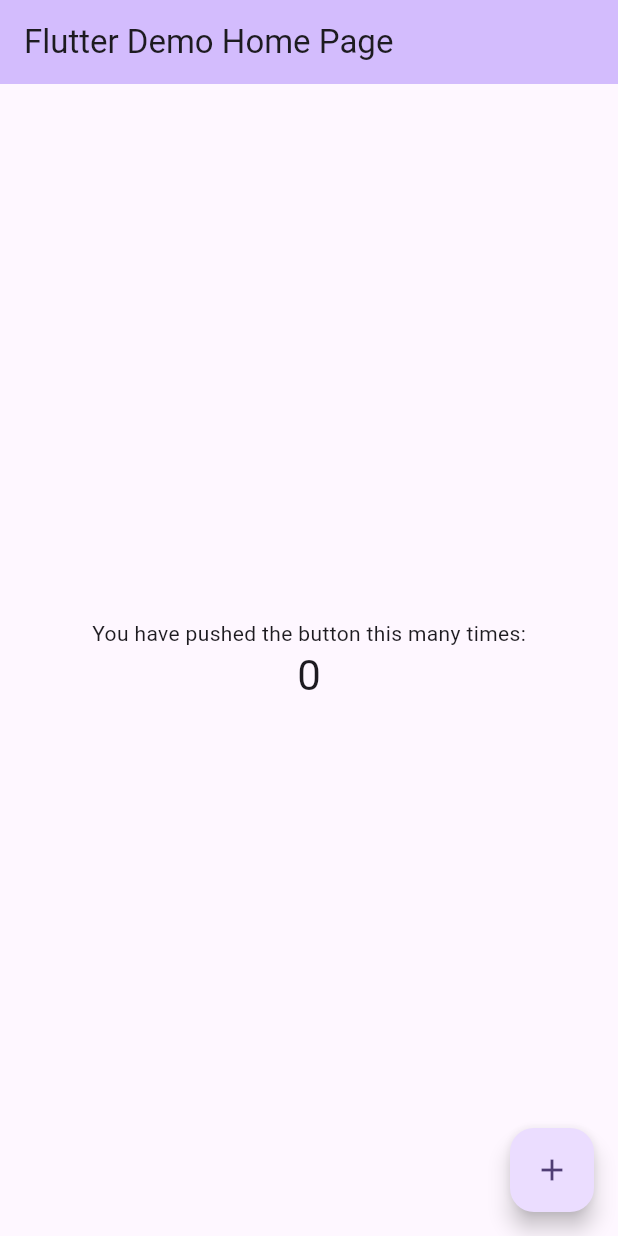
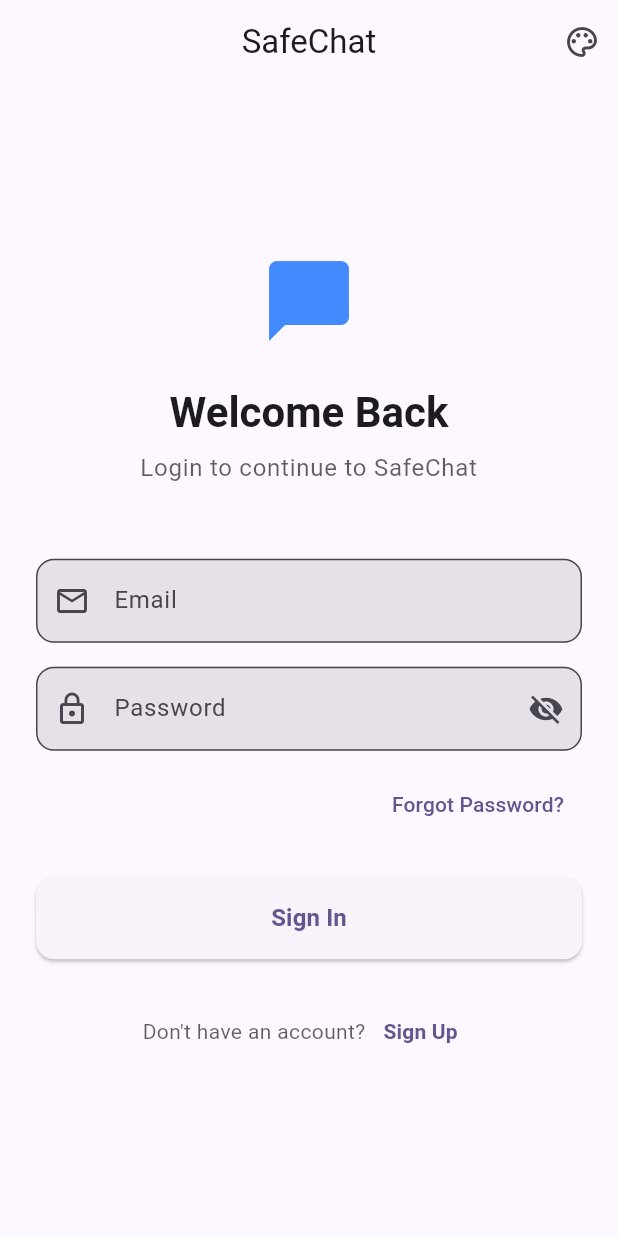
Before and after one commit to vik05h/SafeChat-2.0, a Flutter app: the screen it shows after launch, on a phone screen of 412 x 824 dp. Run offline on Flutter 3.47's test engine with Material 3 defaults, Android fonts, the phone set to English and light mode, and no system bars; our stand-ins replace firebase_core, flutter_riverpod, go_router, google_fonts; accounts and stored records are empty; generated files the repository leaves out were written again.

Commit message:
Init SafeChat app and update Android package
Add initial SafeChat Flutter app structure and UI plus Android package refactor. Introduces app entry (app.dart) and router, onboarding/splash/login/home screens, Riverpod theme provider, and two theme implementations (Material3 and Neobrutalism) with shared colors. main.dart replaced to initialize ProviderScope and run in a guarded zone; Splash initializes Firebase and navigates to login. Android changes: package namespace and applicationId changed from com.safechat.frontend to com.safechat, Kotlin package declaration updated, build.gradle.kts adjusted, and AndroidManifest updated to disable Impeller on x86_64 emulators. pubspec.yaml updated to reflect dependency changes.

```diff
--- /dev/null
+++ b/frontend/lib/app.dart
@@ -0,0 +1,21 @@
+import 'package:flutter/material.dart';
+import 'package:flutter_riverpod/flutter_riverpod.dart';
+import 'theme/app_theme.dart';
+import 'theme/theme_provider.dart';
+import 'router/app_router.dart';
+
+class SafeChatApp extends ConsumerWidget {
+  const SafeChatApp({super.key});
+
+  @override
+  Widget build(BuildContext context, WidgetRef ref) {
+    final themeMode = ref.watch(themeProvider);
+
+    return MaterialApp.router(
+      title: 'SafeChat',
+      theme: AppTheme.getTheme(themeMode),
+      routerConfig: appRouter,
+      debugShowCheckedModeBanner: false,
+    );
+  }
+}
--- /dev/null
+++ b/frontend/lib/features/auth/presentation/login_screen.dart
@@ -0,0 +1,177 @@
+import 'package:flutter/material.dart';
+import 'package:flutter_riverpod/flutter_riverpod.dart';
+import 'package:go_router/go_router.dart';
+import '../../../theme/theme_provider.dart';
+
+class LoginScreen extends ConsumerStatefulWidget {
+  const LoginScreen({super.key});
+
+  @override
+  ConsumerState<LoginScreen> createState() => _LoginScreenState();
+}
+
+class _LoginScreenState extends ConsumerState<LoginScreen> {
+  final _emailController = TextEditingController();
+  final _passwordController = TextEditingController();
+  final _formKey = GlobalKey<FormState>();
+  bool _obscurePassword = true;
+
+  @override
+  void dispose() {
+    _emailController.dispose();
+    _passwordController.dispose();
+    super.dispose();
+  }
+
+  void _handleLogin() {
+    if (_formKey.currentState?.validate() ?? false) {
+      // TODO: Implement actual login logic via Riverpod AuthProvider
+      ScaffoldMessenger.of(context).showSnackBar(
+        const SnackBar(content: Text('Logging in...')),
+      );
+      // context.go('/home'); // Navigate to home on success
+    }
+  }
+
+  @override
+  Widget build(BuildContext context) {
+    final themeMode = ref.watch(themeProvider);
+    final isNeo = themeMode.name == 'neobrutalism';
+
+    return Scaffold(
+      appBar: AppBar(
+        title: const Text('SafeChat'),
+        actions: [
+          IconButton(
+            icon: Icon(isNeo ? Icons.palette : Icons.palette_outlined),
+            tooltip: 'Toggle Theme',
+            onPressed: () {
+              ref.read(themeProvider.notifier).toggleTheme();
+            },
+          ),
+        ],
+      ),
+      body: SafeArea(
+        child: Center(
+          child: SingleChildScrollView(
+            padding: const EdgeInsets.all(24.0),
+            child: Form(
+              key: _formKey,
+              child: Column(
+                mainAxisAlignment: MainAxisAlignment.center,
+                crossAxisAlignment: CrossAxisAlignment.stretch,
+                children: [
+                  const Icon(
+                    Icons.chat_bubble_rounded,
+                    size: 64,
+                    color: Colors.blueAccent, // Will be overridden by theme if needed
+                  ),
+                  const SizedBox(height: 24),
+                  Text(
+                    'Welcome Back',
+                    textAlign: TextAlign.center,
+                    style: Theme.of(context).textTheme.headlineMedium?.copyWith(
+                          fontWeight: FontWeight.bold,
+                        ),
+                  ),
+                  const SizedBox(height: 8),
+                  Text(
+                    'Login to continue to SafeChat',
+                    textAlign: TextAlign.center,
+                    style: Theme.of(context).textTheme.bodyLarge?.copyWith(
+                          color: Theme.of(context).colorScheme.onSurface.withOpacity(0.7),
+                        ),
+                  ),
+                  const SizedBox(height: 48),
+                  TextFormField(
+                    controller: _emailController,
+                    keyboardType: TextInputType.emailAddress,
+                    decoration: const InputDecoration(
+                      labelText: 'Email',
+                      prefixIcon: Icon(Icons.email_outlined),
+                      hintText: 'Enter your email',
+                    ),
+                    validator: (value) {
+                      if (value == null || value.isEmpty) {
+                        return 'Please enter your email';
+                      }
+                      return null;
+                    },
+                  ),
+                  const SizedBox(height: 16),
+                  TextFormField(
+                    controller: _passwordController,
+                    obscureText: _obscurePassword,
+                    decoration: InputDecoration(
+                      labelText: 'Password',
+                      prefixIcon: const Icon(Icons.lock_outline),
+                      hintText: 'Enter your password',
+                      suffixIcon: IconButton(
+                        icon: Icon(
+                          _obscurePassword ? Icons.visibility_off : Icons.visibility,
+                        ),
+                        onPressed: () {
+                          setState(() {
+                            _obscurePassword = !_obscurePassword;
+                          });
+                        },
+                      ),
+                    ),
+                    validator: (value) {
+                      if (value == null || value.isEmpty) {
+                        return 'Please enter your password';
+                      }
+                      return null;
+                    },
+                  ),
+                  const SizedBox(height: 12),
+                  Align(
+                    alignment: Alignment.centerRight,
+                    child: TextButton(
+                      onPressed: () {
+                        // TODO: Navigate to forgot password screen
+                      },
+                      child: const Text('Forgot Password?'),
+                    ),
+                  ),
+                  const SizedBox(height: 24),
+                  ElevatedButton(
+                    onPressed: _handleLogin,
+                    style: ElevatedButton.styleFrom(
+                      padding: const EdgeInsets.symmetric(vertical: 16),
+                    ),
+                    child: const Text(
+                      'Sign In',
+                      style: TextStyle(fontSize: 16, fontWeight: FontWeight.bold),
+                    ),
+                  ),
+                  const SizedBox(height: 24),
+                  Row(
+                    mainAxisAlignment: MainAxisAlignment.center,
+                    children: [
+                      Text(
+                        "Don't have an account?",
+                        style: TextStyle(
+                          color: Theme.of(context).colorScheme.onSurface.withOpacity(0.7),
+                        ),
+                      ),
+                      TextButton(
+                        onPressed: () {
+                          // TODO: Navigate to sign up screen
+                        },
+                        child: const Text(
+                          'Sign Up',
+                          style: TextStyle(fontWeight: FontWeight.bold),
+                        ),
+                      ),
+                    ],
+                  ),
+                ],
+              ),
+            ),
+          ),
+        ),
+      ),
+    );
+  }
+}
--- a/frontend/lib/main.dart
+++ b/frontend/lib/main.dart
@@ -1,122 +1,20 @@
+import 'dart:async';
+
 import 'package:flutter/material.dart';
+import 'package:flutter_riverpod/flutter_riverpod.dart';
+
+import 'app.dart';
 
 void main() {
-  runApp(const MyApp());
-}
+  runZonedGuarded(() {
+    WidgetsFlutterBinding.ensureInitialized();
 
-class MyApp extends StatelessWidget {
-  const MyApp({super.key});
-
-  // This widget is the root of your application.
-  @override
-  Widget build(BuildContext context) {
-    return MaterialApp(
-      title: 'Flutter Demo',
-      theme: ThemeData(
-        // This is the theme of your application.
-        //
-        // TRY THIS: Try running your application with "flutter run". You'll see
-        // the application has a purple toolbar. Then, without quitting the app,
-        // try changing the seedColor in the colorScheme below to Colors.green
-        // and then invoke "hot reload" (save your changes or press the "hot
-        // reload" button in a Flutter-supported IDE, or press "r" if you used
-        // the command line to start the app).
-        //
-        // Notice that the counter didn't reset back to zero; the application
-        // state is not lost during the reload. To reset the state, use hot
-        // restart instead.
-        //
-        // This works for code too, not just values: Most code changes can be
-        // tested with just a hot reload.
-        colorScheme: .fromSeed(seedColor: Colors.deepPurple),
-      ),
-      home: const MyHomePage(title: 'Flutter Demo Home Page'),
-    );
-  }
-}
-
-class MyHomePage extends StatefulWidget {
-  const MyHomePage({super.key, required this.title});
-
-  // This widget is the home page of your application. It is stateful, meaning
-  // that it has a State object (defined below) that contains fields that affect
-  // how it looks.
-
-  // This class is the configuration for the state. It holds the values (in this
-  // case the title) provided by the parent (in this case the App widget) and
-  // used by the build method of the State. Fields in a Widget subclass are
-  // always marked "final".
-
-  final String title;
-
-  @override
-  State<MyHomePage> createState() => _MyHomePageState();
-}
-
-class _MyHomePageState extends State<MyHomePage> {
-  int _counter = 0;
-
-  void _incrementCounter() {
-    setState(() {
-      // This call to setState tells the Flutter framework that something has
-      // changed in this State, which causes it to rerun the build method below
-      // so that the display can reflect the updated values. If we changed
-      // _counter without calling setState(), then the build method would not be
-      // called again, and so nothing would appear to happen.
-      _counter++;
-    });
-  }
-
-  @override
-  Widget build(BuildContext context) {
-    // This method is rerun every time setState is called, for instance as done
-    // by the _incrementCounter method above.
-    //
-    // The Flutter framework has been optimized to make rerunning build methods
-    // fast, so that you can just rebuild anything that needs updating rather
-    // than having to individually change instances of widgets.
-    return Scaffold(
-      appBar: AppBar(
-        // TRY THIS: Try changing the color here to a specific color (to
-        // Colors.amber, perhaps?) and trigger a hot reload to see the AppBar
-        // change color while the other colors stay the same.
-        backgroundColor: Theme.of(context).colorScheme.inversePrimary,
-        // Here we take the value from the MyHomePage object that was created by
-        // the App.build method, and use it to set our appbar title.
-        title: Text(widget.title),
-      ),
-      body: Center(
-        // Center is a layout widget. It takes a single child and positions it
-        // in the middle of the parent.
-        child: Column(
-          // Column is also a layout widget. It takes a list of children and
-          // arranges them vertically. By default, it sizes itself to fit its
-          // children horizontally, and tries to be as tall as its parent.
-          //
-          // Column has various properties to control how it sizes itself and
-          // how it positions its children. Here we use mainAxisAlignment to
-          // center the children vertically; the main axis here is the vertical
-          // axis because Columns are vertical (the cross axis would be
-          // horizontal).
-          //
-          // TRY THIS: Invoke "debug painting" (choose the "Toggle Debug Paint"
-          // action in the IDE, or press "p" in the console), to see the
-          // wireframe for each widget.
-          mainAxisAlignment: .center,
-          children: [
-            const Text('You have pushed the button this many times:'),
-            Text(
-              '$_counter',
-              style: Theme.of(context).textTheme.headlineMedium,
-            ),
-          ],
-        ),
-      ),
-      floatingActionButton: FloatingActionButton(
-        onPressed: _incrementCounter,
-        tooltip: 'Increment',
-        child: const Icon(Icons.add),
+    runApp(
+      const ProviderScope(
+        child: SafeChatApp(),
       ),
     );
-  }
+  }, (error, stack) {
+    debugPrint('Uncaught error: $error\n$stack');
+  });
 }
--- /dev/null
+++ b/frontend/lib/router/app_router.dart
@@ -0,0 +1,19 @@
+import 'package:go_router/go_router.dart';
+import '../features/auth/presentation/splash_screen.dart';
+import '../features/auth/presentation/login_screen.dart';
+import '../features/auth/presentation/onboarding_screen.dart';
+import '../features/home/presentation/home_screen.dart';
+
+final appRouter = GoRouter(
+  initialLocation: '/splash',
+  routes: [
+    GoRoute(path: '/splash', builder: (context, state) => const SplashScreen()),
+    GoRoute(path: '/login', builder: (context, state) => const LoginScreen()),
+    GoRoute(
+      path: '/onboarding',
+      builder: (context, state) => const OnboardingScreen(),
+    ),
+    GoRoute(path: '/home', builder: (context, state) => const HomeScreen()),
+  ],
+  // TODO: Add redirect logic for authentication
+);
--- /dev/null
+++ b/frontend/lib/theme/app_theme.dart
@@ -0,0 +1,19 @@
+import 'package:flutter/material.dart';
+import 'material3_theme.dart';
+import 'neobrutalism_theme.dart';
+
+enum AppThemeMode {
+  material3,
+  neobrutalism,
+}
+
+class AppTheme {
+  static ThemeData getTheme(AppThemeMode mode) {
+    switch (mode) {
+      case AppThemeMode.material3:
+        return Material3Theme.theme;
+      case AppThemeMode.neobrutalism:
+        return NeobrutalismTheme.theme;
+    }
+  }
+}
--- /dev/null
+++ b/frontend/lib/theme/material3_theme.dart
@@ -0,0 +1,42 @@
+import 'package:flutter/material.dart';
+import 'package:google_fonts/google_fonts.dart';
+import 'app_colors.dart';
+
+class Material3Theme {
+  static ThemeData get theme {
+    final colorScheme = ColorScheme.fromSeed(
+      seedColor: AppColors.m3SeedColor,
+      brightness: Brightness.light,
+    );
+
+    return ThemeData(
+      useMaterial3: true,
+      colorScheme: colorScheme,
+      textTheme: GoogleFonts.robotoTextTheme(),
+      appBarTheme: const AppBarTheme(
+        centerTitle: true,
+        elevation: 0,
+      ),
+      elevatedButtonTheme: ElevatedButtonThemeData(
+        style: ElevatedButton.styleFrom(
+          padding: const EdgeInsets.symmetric(horizontal: 24, vertical: 12),
+          shape: RoundedRectangleBorder(
+            borderRadius: BorderRadius.circular(12),
+          ),
+        ),
+      ),
+      cardTheme: CardThemeData(
+        elevation: 1,
+        shape: RoundedRectangleBorder(
+          borderRadius: BorderRadius.circular(16),
+        ),
+      ),
+      inputDecorationTheme: InputDecorationTheme(
+        border: OutlineInputBorder(
+          borderRadius: BorderRadius.circular(12),
+        ),
+        filled: true,
+      ),
+    );
+  }
+}
--- a/frontend/pubspec.yaml
+++ b/frontend/pubspec.yaml
@@ -61,6 +61,10 @@ dev_dependencies:
   # package. See that file for information about deactivating specific lint
   # rules and activating additional ones.
   flutter_lints: ^6.0.0
+  build_runner: ^2.15.0
+  riverpod_generator: ^4.0.4
+  retrofit_generator: ^10.2.7
+  json_serializable: ^6.14.0
 
 # For information on the generic Dart part of this file, see the
 # following page: https://dart.dev/tools/pub/pubspec
```
Also changed, not shown: frontend/lib/features/auth/presentation/onboarding_screen.dart (added, +15 -0 lines), frontend/lib/features/auth/presentation/splash_screen.dart (added, +44 -0 lines), frontend/lib/features/home/presentation/home_screen.dart (added, +27 -0 lines), frontend/lib/theme/app_colors.dart (added, +33 -0 lines), frontend/lib/theme/neobrutalism_theme.dart (added, +102 -0 lines), frontend/lib/theme/theme_provider.dart (added, +23 -0 lines), frontend/pubspec.lock, 5 other files.
